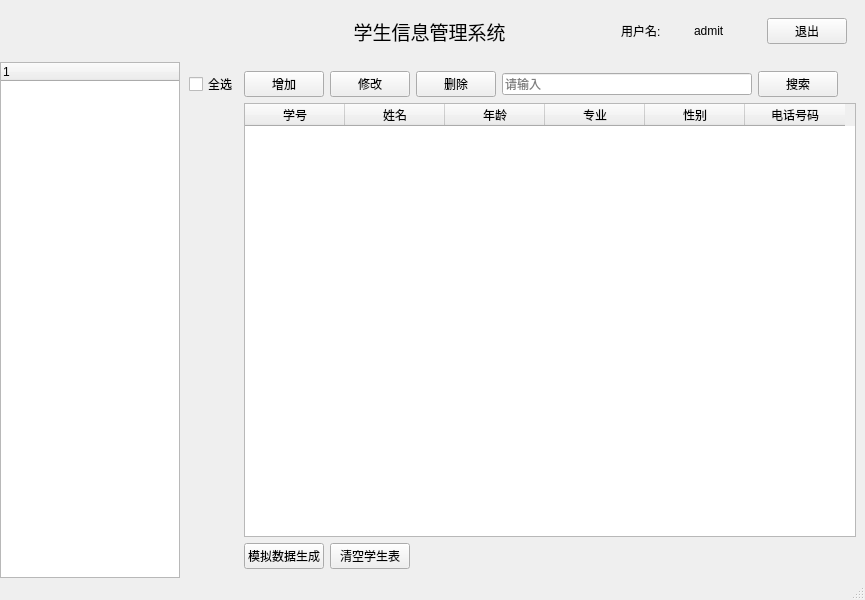
Old version of the form mainwindow.ui in the repository ShortBackboard/studentManager.
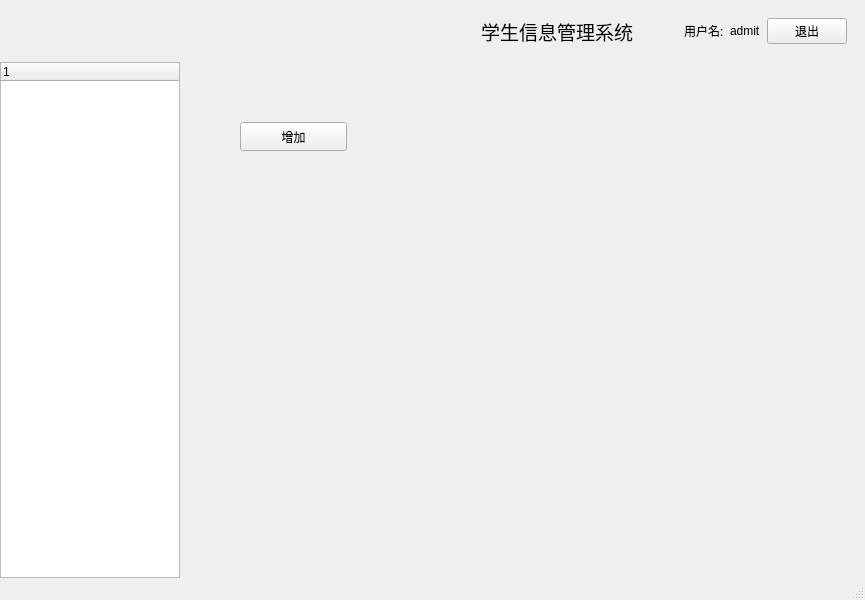
New version of the form. The open tabs and pages were chosen to show the change. Icons and pictures are not drawn.

What changed in the file:
```diff
--- a/mainwindow.ui
+++ b/mainwindow.ui
@@ -50,7 +50,7 @@
       <property name="styleSheet">
        <string notr="true"/>
       </property>
-      <layout class="QGridLayout" name="gridLayout_2" columnstretch="1,1,1">
+      <layout class="QGridLayout" name="gridLayout_2" columnstretch="1,0,0">
        <item row="0" column="0">
         <spacer name="horizontalSpacer">
          <property name="orientation">
@@ -64,24 +64,6 @@
          </property>
         </spacer>
        </item>
-       <item row="0" column="1">
-        <widget class="QLabel" name="label">
-         <property name="font">
-          <font>
-           <pointsize>14</pointsize>
-          </font>
-         </property>
-         <property name="styleSheet">
-          <string notr="true"/>
-         </property>
-         <property name="text">
-          <string>学生信息管理系统</string>
-         </property>
-         <property name="alignment">
-          <set>Qt::AlignCenter</set>
-         </property>
-        </widget>
-       </item>
        <item row="0" column="2">
         <layout class="QHBoxLayout" name="horizontalLayout">
          <item>
@@ -144,6 +126,24 @@
          </item>
         </layout>
        </item>
+       <item row="0" column="1">
+        <widget class="QLabel" name="label">
+         <property name="font">
+          <font>
+           <pointsize>14</pointsize>
+          </font>
+         </property>
+         <property name="styleSheet">
+          <string notr="true"/>
+         </property>
+         <property name="text">
+          <string>学生信息管理系统</string>
+         </property>
+         <property name="alignment">
+          <set>Qt::AlignCenter</set>
+         </property>
+        </widget>
+       </item>
       </layout>
      </widget>
     </item>
@@ -280,7 +280,21 @@
         </item>
        </layout>
       </widget>
-      <widget class="QWidget" name="page_2"/>
+      <widget class="QWidget" name="userPage">
+       <widget class="QPushButton" name="pushButton">
+        <property name="geometry">
+         <rect>
+          <x>60</x>
+          <y>60</y>
+          <width>107</width>
+          <height>29</height>
+         </rect>
+        </property>
+        <property name="text">
+         <string>增加</string>
+        </property>
+       </widget>
+      </widget>
      </widget>
     </item>
    </layout>
```
Left out of the diff: 2 changed lines with no effect on the pictures.
